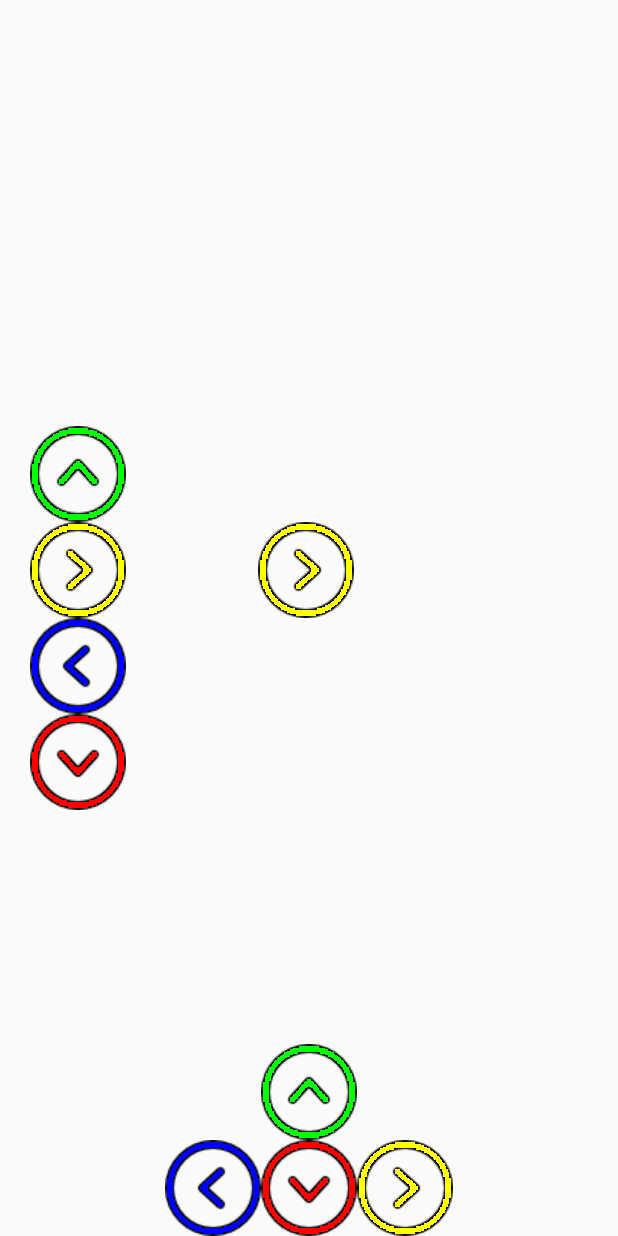
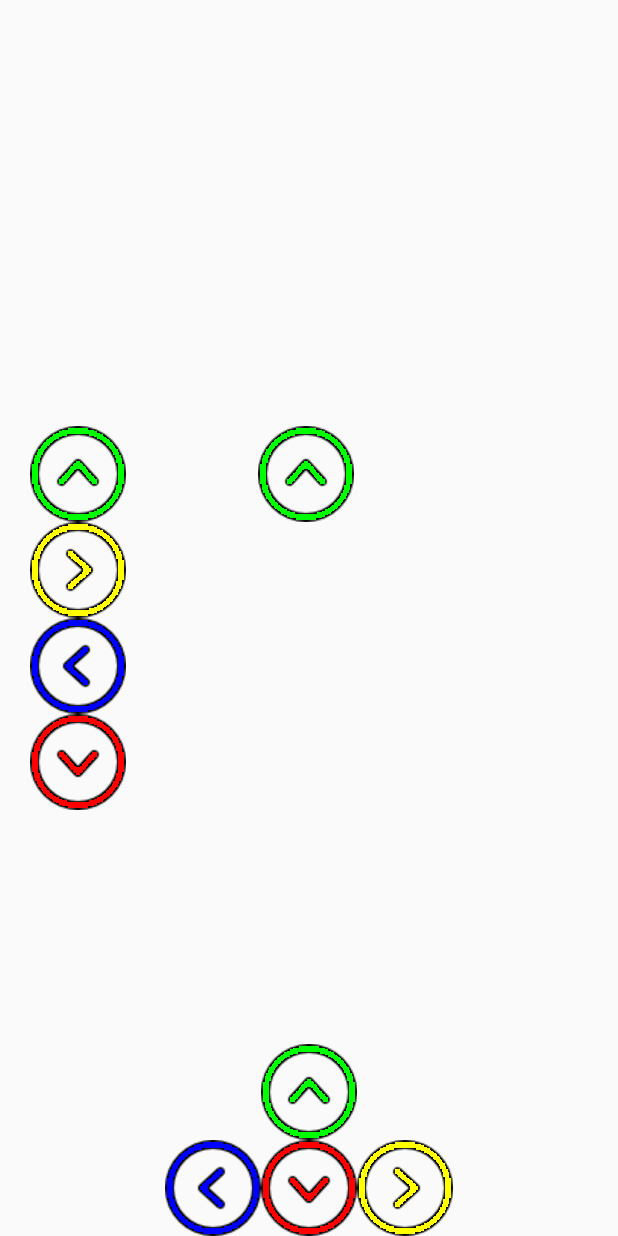
Before and after one commit to ThiagoZx/JamverDungeon, an Android app: the screen it shows after launch (MainActivity), on a phone screen of 412 x 824 dp. Run offline under Robolectric (Android 15) with nearby library versions, the light colour scheme and no system bars.

Commit message:
Yep, all done
Final adjusts up to you

```diff
--- a/JamverDungeon/app/src/main/AndroidManifest.xml
+++ b/JamverDungeon/app/src/main/AndroidManifest.xml
@@ -11,8 +11,9 @@
         <activity android:name=".MainActivity" >
             <intent-filter>
                 <action android:name="android.intent.action.MAIN" />
-
                 <category android:name="android.intent.category.LAUNCHER" />
+                <action android:name="android.intent.action.SEND" />
+                <category android:name="android.intent.category.DEFAULT" />
             </intent-filter>
         </activity>
     </application>
--- /dev/null
+++ b/JamverDungeon/app/src/main/java/com/example/thiagotorres/jamverdungeon/Button.java
@@ -0,0 +1,23 @@
+package com.example.thiagotorres.jamverdungeon;
+
+import android.graphics.Canvas;
+import android.graphics.Paint;
+import android.graphics.Rect;
+
+/**
+ * Created by Thiago on 15/07/2016.
+ */
+public class Button {
+
+    public Paint paint = new Paint();
+
+    public Button(){
+
+    }
+
+    void DrawButton(Canvas canvas) {
+        Rect r = new Rect();
+        r.set(canvas.getWidth() / 2 - 50, 50, canvas.getWidth() / 2 + 50, 100);
+        canvas.drawRect(r, paint);
+    }
+}
--- a/JamverDungeon/app/src/main/java/com/example/thiagotorres/jamverdungeon/MainActivity.java
+++ b/JamverDungeon/app/src/main/java/com/example/thiagotorres/jamverdungeon/MainActivity.java
@@ -1,6 +1,7 @@
 package com.example.thiagotorres.jamverdungeon;
 
 import android.app.Activity;
+import android.content.Intent;
 import android.content.pm.ActivityInfo;
 import android.os.Bundle;
 import android.view.Window;
--- a/JamverDungeon/app/src/main/java/com/example/thiagotorres/jamverdungeon/SongView.java
+++ b/JamverDungeon/app/src/main/java/com/example/thiagotorres/jamverdungeon/SongView.java
@@ -1,16 +1,18 @@
 package com.example.thiagotorres.jamverdungeon;
 
 import android.content.Context;
+import android.content.Intent;
 import android.graphics.BitmapFactory;
 import android.graphics.Canvas;
 import android.graphics.Rect;
+import android.media.MediaPlayer;
 import android.os.Handler;
 import android.view.MotionEvent;
 import android.view.View;
-import android.widget.Toast;
 
 import java.util.ArrayList;
 import java.util.List;
+import java.util.Random;
 
 
 /**
@@ -28,8 +30,12 @@ public class SongView extends View implements Runnable {
     //Time measure
     long lastTime;
 
-    //Note test
-    int currNote;
+    //GameOver button
+    Button a = new Button();
+    boolean b = false;
+
+    //Media Stuff
+    MediaPlayer song;
 
     //Listas
     List<Controller> controllers;
@@ -45,16 +51,26 @@ public class SongView extends View implements Runnable {
         this.context = context;
 
         Start();
+
+    }
+
+    void gameOver() {
+
+        //Make the button that will first allow this. When you click that button, well...
+
+        Intent sendIntent = new Intent();
+        sendIntent.setAction("JAMV");
+        sendIntent.putExtra("letter", "Q0");
+        context.startActivity(sendIntent);
     }
 
     void sendNote() {
         long currTime = System.currentTimeMillis();
+        Random r = new Random();
+        int note = r.nextInt(4);
         if (currTime - lastTime > 1000){
-            commands.add(commands.size(), new Command(BitmapFactory.decodeResource(getResources(), R.drawable.arrow), currNote));
+            commands.add(commands.size(), new Command(BitmapFactory.decodeResource(getResources(), R.drawable.arrow), note));
             lastTime = currTime;
-            currNote++;
-        } else if ( currNote > 3){
-            currNote = 0;
         }
     }
 
@@ -71,21 +87,21 @@ public class SongView extends View implements Runnable {
         bar = new ArrayList<>();
         commands = new ArrayList<>();
 
+        song = MediaPlayer.create(context, R.raw.chickenlegs);
+        song.start();
+        //song.release();
+        //song.reset();
 
         for (int i = 0; i < 4; i++) {
             controllers.add(controllers.size(), new Controller(BitmapFactory.decodeResource(getResources(), R.drawable.arrow), i));
             bar.add(bar.size(), new Grid(BitmapFactory.decodeResource(getResources(), R.drawable.arrow), i));
         }
-
     }
 
     void Update(){
-        sendNote();
-
         for (int i = 0; i < bar.size(); i++) {
             bar.get(i).updateGrid();
         }
-
 
         for (int i = 0; i < commands.size(); i++) {
             commands.get(i).updateCommand();
@@ -97,6 +113,13 @@ public class SongView extends View implements Runnable {
 
     @Override
     protected void onDraw(Canvas canvas){
+
+        if (song.isPlaying()){
+            sendNote();
+        } else {
+            a.DrawButton(canvas);
+            b = true;
+        }
 
         for (int i = 0; i < 4; i++){
             controllers.get(i).drawController(canvas);
@@ -126,6 +149,10 @@ public class SongView extends View implements Runnable {
                     }
                 }
 
+                if (b){
+                    gameOver();
+                }
+
                 break;
         }
 
@@ -137,5 +164,6 @@ public class SongView extends View implements Runnable {
         handler.postDelayed(this, 30);
         Update();
         invalidate();
+
     }
 }
```
